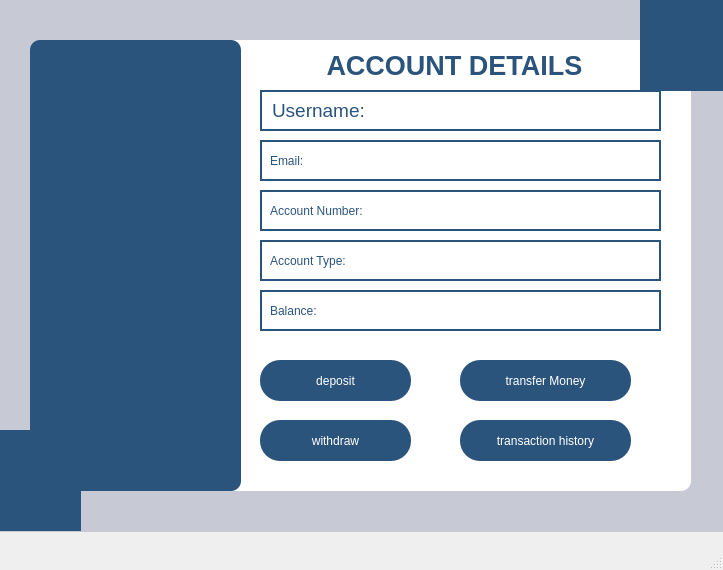
Old version of the form centralwindow.ui in the repository MuhammadUzzam/Bank_Management_System.
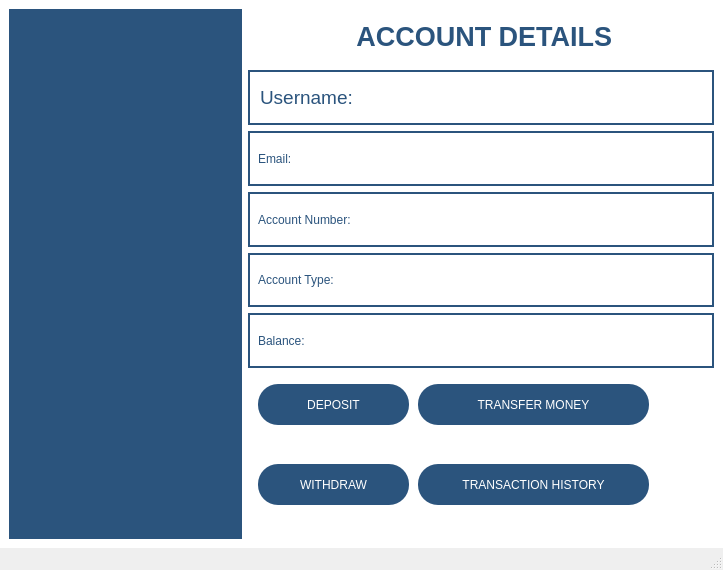
New version of the form. Icons and pictures are not drawn.

```diff
--- a/centralwindow.ui
+++ b/centralwindow.ui
@@ -17,330 +17,43 @@
    <string notr="true"/>
   </property>
   <widget class="QWidget" name="centralwidget">
-   <widget class="QLabel" name="label_13">
-    <property name="geometry">
-     <rect>
-      <x>600</x>
-      <y>370</y>
-      <width>21</width>
-      <height>21</height>
-     </rect>
-    </property>
-    <property name="text">
-     <string/>
-    </property>
-    <property name="pixmap">
-     <pixmap resource="images.qrc">:/new/prefix1/images/wmremove-transformed.png</pixmap>
-    </property>
-    <property name="scaledContents">
-     <bool>true</bool>
-    </property>
-   </widget>
-   <widget class="QPushButton" name="depositbtn">
-    <property name="geometry">
-     <rect>
-      <x>260</x>
-      <y>360</y>
-      <width>151</width>
-      <height>41</height>
-     </rect>
-    </property>
-    <property name="styleSheet">
-     <string notr="true">QPushButton{
-font: 12pt &quot;Microsoft Sans Serif&quot;;
-background-color:#2b547d;
-color:white;
-border-radius:20px;
-padding:7px 14px;
-}
-QPushButton:hover{
-background-color:rgb(41, 128, 185);
-}
-QPushButton:pressed{
-background-color:rgb(31, 97, 141);
-}</string>
-    </property>
-    <property name="text">
-     <string>deposit</string>
-    </property>
-   </widget>
-   <widget class="QPushButton" name="withdrawbtn">
-    <property name="geometry">
-     <rect>
-      <x>260</x>
-      <y>420</y>
-      <width>151</width>
-      <height>41</height>
-     </rect>
-    </property>
-    <property name="styleSheet">
-     <string notr="true">QPushButton{
-font: 12pt &quot;Microsoft Sans Serif&quot;;
-background-color:#2b547d;
-color:white;
-border-radius:20px;
-padding:7px 14px;
-}
-QPushButton:hover{
-background-color:rgb(41, 128, 185);
-}
-QPushButton:pressed{
-background-color:rgb(31, 97, 141);
-}</string>
-    </property>
-    <property name="text">
-     <string>withdraw</string>
-    </property>
-   </widget>
-   <widget class="QPushButton" name="transferbtn">
-    <property name="geometry">
-     <rect>
-      <x>460</x>
-      <y>360</y>
-      <width>171</width>
-      <height>41</height>
-     </rect>
-    </property>
-    <property name="styleSheet">
-     <string notr="true">QPushButton{
-font: 12pt &quot;Microsoft Sans Serif&quot;;
-background-color:#2b547d;
-color:white;
-border-radius:20px;
-padding:7px 14px;
-}
-QPushButton:hover{
-background-color:rgb(41, 128, 185);
-}
-QPushButton:pressed{
-background-color:rgb(31, 97, 141);
-}</string>
-    </property>
-    <property name="text">
-     <string>transfer Money</string>
-    </property>
-   </widget>
-   <widget class="QPushButton" name="transactionbtn">
-    <property name="geometry">
-     <rect>
-      <x>460</x>
-      <y>420</y>
-      <width>171</width>
-      <height>41</height>
-     </rect>
-    </property>
-    <property name="styleSheet">
-     <string notr="true">QPushButton{
-font: 12pt &quot;Microsoft Sans Serif&quot;;
-background-color:#2b547d;
-color:white;
-border-radius:20px;
-padding:7px 14px;
-}
-QPushButton:hover{
-background-color:rgb(41, 128, 185);
-}
-QPushButton:pressed{
-background-color:rgb(31, 97, 141);
-}</string>
-    </property>
-    <property name="text">
-     <string>transaction history</string>
-    </property>
-   </widget>
-   <widget class="QLabel" name="label">
-    <property name="geometry">
-     <rect>
-      <x>320</x>
-      <y>50</y>
-      <width>281</width>
-      <height>31</height>
-     </rect>
-    </property>
-    <property name="font">
-     <font>
-      <family>Arial</family>
-      <pointsize>20</pointsize>
-      <italic>false</italic>
-      <bold>true</bold>
-     </font>
-    </property>
-    <property name="styleSheet">
-     <string notr="true">QLabel{
+   <property name="styleSheet">
+    <string notr="true">background-color:white;
+</string>
+   </property>
+   <layout class="QGridLayout" name="gridLayout_2">
+    <item row="0" column="0">
+     <layout class="QGridLayout" name="gridLayout">
+      <item row="0" column="1" colspan="2">
+       <widget class="QLabel" name="label">
+        <property name="font">
+         <font>
+          <family>Arial</family>
+          <pointsize>20</pointsize>
+          <italic>false</italic>
+          <bold>true</bold>
+         </font>
+        </property>
+        <property name="styleSheet">
+         <string notr="true">QLabel{
 background-color:white;
 font: 700 20pt &quot;Arial&quot;;
-color:#2b547d;}</string>
-    </property>
-    <property name="text">
-     <string> ACCOUNT DETAILS</string>
-    </property>
-   </widget>
-   <widget class="QLabel" name="label_2">
-    <property name="geometry">
-     <rect>
-      <x>0</x>
-      <y>-9</y>
-      <width>731</width>
-      <height>541</height>
-     </rect>
-    </property>
-    <property name="styleSheet">
-     <string notr="true">QLabel{
-background-color:rgb(199, 201, 213);
+color:#2b547d;
+
 }</string>
-    </property>
-    <property name="text">
-     <string/>
-    </property>
-   </widget>
-   <widget class="QLabel" name="label_5">
-    <property name="geometry">
-     <rect>
-      <x>180</x>
-      <y>40</y>
-      <width>511</width>
-      <height>451</height>
-     </rect>
-    </property>
-    <property name="styleSheet">
-     <string notr="true">QLabel{
-background-color:rgb(255, 255, 255);
-border-radius:10px;
-}</string>
-    </property>
-    <property name="text">
-     <string/>
-    </property>
-   </widget>
-   <widget class="QLabel" name="label_3">
-    <property name="geometry">
-     <rect>
-      <x>30</x>
-      <y>40</y>
-      <width>211</width>
-      <height>451</height>
-     </rect>
-    </property>
-    <property name="styleSheet">
-     <string notr="true">border-radius:10px;
-background-color:#2b547d;</string>
-    </property>
-    <property name="text">
-     <string/>
-    </property>
-   </widget>
-   <widget class="QLabel" name="label_6">
-    <property name="geometry">
-     <rect>
-      <x>640</x>
-      <y>0</y>
-      <width>91</width>
-      <height>91</height>
-     </rect>
-    </property>
-    <property name="styleSheet">
-     <string notr="true">QLabel{
-background-color:#2b547d;
-}</string>
-    </property>
-    <property name="text">
-     <string/>
-    </property>
-   </widget>
-   <widget class="QLabel" name="label_11">
-    <property name="geometry">
-     <rect>
-      <x>40</x>
-      <y>180</y>
-      <width>191</width>
-      <height>121</height>
-     </rect>
-    </property>
-    <property name="text">
-     <string/>
-    </property>
-    <property name="pixmap">
-     <pixmap resource="images.qrc">:/new/prefix1/images/wmremove-transformed.png</pixmap>
-    </property>
-    <property name="scaledContents">
-     <bool>true</bool>
-    </property>
-   </widget>
-   <widget class="QLabel" name="label_15">
-    <property name="geometry">
-     <rect>
-      <x>660</x>
-      <y>20</y>
-      <width>51</width>
-      <height>51</height>
-     </rect>
-    </property>
-    <property name="text">
-     <string/>
-    </property>
-    <property name="pixmap">
-     <pixmap resource="images.qrc">:/new/prefix1/images/wmremove-transformed.png</pixmap>
-    </property>
-    <property name="scaledContents">
-     <bool>true</bool>
-    </property>
-   </widget>
-   <widget class="QLabel" name="label_7">
-    <property name="geometry">
-     <rect>
-      <x>-10</x>
-      <y>430</y>
-      <width>91</width>
-      <height>101</height>
-     </rect>
-    </property>
-    <property name="styleSheet">
-     <string notr="true">QLabel{
-background-color:#2b547d;
-}</string>
-    </property>
-    <property name="text">
-     <string/>
-    </property>
-   </widget>
-   <widget class="QLabel" name="label_16">
-    <property name="geometry">
-     <rect>
-      <x>10</x>
-      <y>460</y>
-      <width>51</width>
-      <height>51</height>
-     </rect>
-    </property>
-    <property name="text">
-     <string/>
-    </property>
-    <property name="pixmap">
-     <pixmap resource="images.qrc">:/new/prefix1/images/wmremove-transformed.png</pixmap>
-    </property>
-    <property name="scaledContents">
-     <bool>true</bool>
-    </property>
-   </widget>
-   <widget class="QLabel" name="username_label">
-    <property name="geometry">
-     <rect>
-      <x>260</x>
-      <y>90</y>
-      <width>401</width>
-      <height>41</height>
-     </rect>
-    </property>
-    <property name="font">
-     <font>
-      <family>Microsoft Sans Serif</family>
-      <pointsize>14</pointsize>
-      <italic>false</italic>
-      <bold>false</bold>
-     </font>
-    </property>
-    <property name="styleSheet">
-     <string notr="true">QLabel{
+        </property>
+        <property name="text">
+         <string> ACCOUNT DETAILS</string>
+        </property>
+        <property name="alignment">
+         <set>Qt::AlignmentFlag::AlignCenter</set>
+        </property>
+       </widget>
+      </item>
+      <item row="4" column="1" colspan="2">
+       <widget class="QLabel" name="acc_type_label">
+        <property name="styleSheet">
+         <string notr="true">QLabel{
 font: 14pt &quot;Microsoft Sans Serif&quot;;
 background-color: rgb(255, 255, 255);
 color:rgb(43, 84, 125);
@@ -358,22 +71,16 @@
     background-color: rgb(230, 247, 255); /* Light blue background */
 }
 </string>
-    </property>
-    <property name="text">
-     <string>Username: </string>
-    </property>
-   </widget>
-   <widget class="QLabel" name="email_label">
-    <property name="geometry">
-     <rect>
-      <x>260</x>
-      <y>140</y>
-      <width>401</width>
-      <height>41</height>
-     </rect>
-    </property>
-    <property name="styleSheet">
-     <string notr="true">QLabel{
+        </property>
+        <property name="text">
+         <string>Account Type: </string>
+        </property>
+       </widget>
+      </item>
+      <item row="5" column="1" colspan="2">
+       <widget class="QLabel" name="balance_label">
+        <property name="styleSheet">
+         <string notr="true">QLabel{
 font: 14pt &quot;Microsoft Sans Serif&quot;;
 background-color: rgb(255, 255, 255);
 color:rgb(43, 84, 125);
@@ -391,22 +98,16 @@
     background-color: rgb(230, 247, 255); /* Light blue background */
 }
 </string>
-    </property>
-    <property name="text">
-     <string>Email: </string>
-    </property>
-   </widget>
-   <widget class="QLabel" name="account_no_label">
-    <property name="geometry">
-     <rect>
-      <x>260</x>
-      <y>190</y>
-      <width>401</width>
-      <height>41</height>
-     </rect>
-    </property>
-    <property name="styleSheet">
-     <string notr="true">QLabel{
+        </property>
+        <property name="text">
+         <string>Balance:</string>
+        </property>
+       </widget>
+      </item>
+      <item row="2" column="1" colspan="2">
+       <widget class="QLabel" name="email_label">
+        <property name="styleSheet">
+         <string notr="true">QLabel{
 font: 14pt &quot;Microsoft Sans Serif&quot;;
 background-color: rgb(255, 255, 255);
 color:rgb(43, 84, 125);
@@ -424,22 +125,16 @@
     background-color: rgb(230, 247, 255); /* Light blue background */
 }
 </string>
-    </property>
-    <property name="text">
-     <string>Account Number: </string>
-    </property>
-   </widget>
-   <widget class="QLabel" name="acc_type_label">
-    <property name="geometry">
-     <rect>
-      <x>260</x>
-      <y>240</y>
-      <width>401</width>
-      <height>41</height>
-     </rect>
-    </property>
-    <property name="styleSheet">
-     <string notr="true">QLabel{
+        </property>
+        <property name="text">
+         <string>Email: </string>
+        </property>
+       </widget>
+      </item>
+      <item row="3" column="1" colspan="2">
+       <widget class="QLabel" name="account_no_label">
+        <property name="styleSheet">
+         <string notr="true">QLabel{
 font: 14pt &quot;Microsoft Sans Serif&quot;;
 background-color: rgb(255, 255, 255);
 color:rgb(43, 84, 125);
@@ -457,22 +152,24 @@
     background-color: rgb(230, 247, 255); /* Light blue background */
 }
 </string>
-    </property>
-    <property name="text">
-     <string>Account Type: </string>
-    </property>
-   </widget>
-   <widget class="QLabel" name="balance_label">
-    <property name="geometry">
-     <rect>
-      <x>260</x>
-      <y>290</y>
-      <width>401</width>
-      <height>41</height>
-     </rect>
-    </property>
-    <property name="styleSheet">
-     <string notr="true">QLabel{
+        </property>
+        <property name="text">
+         <string>Account Number: </string>
+        </property>
+       </widget>
+      </item>
+      <item row="1" column="1" colspan="2">
+       <widget class="QLabel" name="username_label">
+        <property name="font">
+         <font>
+          <family>Microsoft Sans Serif</family>
+          <pointsize>14</pointsize>
+          <italic>false</italic>
+          <bold>false</bold>
+         </font>
+        </property>
+        <property name="styleSheet">
+         <string notr="true">QLabel{
 font: 14pt &quot;Microsoft Sans Serif&quot;;
 background-color: rgb(255, 255, 255);
 color:rgb(43, 84, 125);
@@ -490,30 +187,171 @@
     background-color: rgb(230, 247, 255); /* Light blue background */
 }
 </string>
-    </property>
-    <property name="text">
-     <string>Balance:</string>
-    </property>
-   </widget>
-   <zorder>label_2</zorder>
-   <zorder>label_13</zorder>
-   <zorder>label_5</zorder>
-   <zorder>label</zorder>
-   <zorder>label_3</zorder>
-   <zorder>label_11</zorder>
-   <zorder>depositbtn</zorder>
-   <zorder>withdrawbtn</zorder>
-   <zorder>transferbtn</zorder>
-   <zorder>transactionbtn</zorder>
-   <zorder>label_6</zorder>
-   <zorder>label_15</zorder>
-   <zorder>label_7</zorder>
-   <zorder>label_16</zorder>
-   <zorder>username_label</zorder>
-   <zorder>email_label</zorder>
-   <zorder>account_no_label</zorder>
-   <zorder>acc_type_label</zorder>
-   <zorder>balance_label</zorder>
+        </property>
+        <property name="text">
+         <string>Username: </string>
+        </property>
+       </widget>
+      </item>
+      <item row="6" column="1" rowspan="3" colspan="2">
+       <widget class="QWidget" name="widget" native="true">
+        <property name="sizePolicy">
+         <sizepolicy hsizetype="Expanding" vsizetype="Expanding">
+          <horstretch>0</horstretch>
+          <verstretch>0</verstretch>
+         </sizepolicy>
+        </property>
+        <widget class="QPushButton" name="transferbtn">
+         <property name="geometry">
+          <rect>
+           <x>170</x>
+           <y>10</y>
+           <width>231</width>
+           <height>41</height>
+          </rect>
+         </property>
+         <property name="sizePolicy">
+          <sizepolicy hsizetype="Expanding" vsizetype="Fixed">
+           <horstretch>0</horstretch>
+           <verstretch>0</verstretch>
+          </sizepolicy>
+         </property>
+         <property name="styleSheet">
+          <string notr="true">QPushButton{
+font: 12pt &quot;Microsoft Sans Serif&quot;;
+background-color:#2b547d;
+color:white;
+border-radius:20px;
+padding:7px 14px;
+}
+QPushButton:hover{
+background-color:rgb(41, 128, 185);
+}
+QPushButton:pressed{
+background-color:rgb(31, 97, 141);
+}</string>
+         </property>
+         <property name="text">
+          <string>TRANSFER MONEY</string>
+         </property>
+        </widget>
+        <widget class="QPushButton" name="transactionbtn">
+         <property name="geometry">
+          <rect>
+           <x>170</x>
+           <y>90</y>
+           <width>231</width>
+           <height>41</height>
+          </rect>
+         </property>
+         <property name="sizePolicy">
+          <sizepolicy hsizetype="Expanding" vsizetype="Fixed">
+           <horstretch>0</horstretch>
+           <verstretch>0</verstretch>
+          </sizepolicy>
+         </property>
+         <property name="styleSheet">
+          <string notr="true">QPushButton{
+font: 12pt &quot;Microsoft Sans Serif&quot;;
+background-color:#2b547d;
+color:white;
+border-radius:20px;
+padding:7px 14px;
+}
+QPushButton:hover{
+background-color:rgb(41, 128, 185);
+}
+QPushButton:pressed{
+background-color:rgb(31, 97, 141);
+}</string>
+         </property>
+         <property name="text">
+          <string>TRANSACTION HISTORY</string>
+         </property>
+        </widget>
+        <widget class="QPushButton" name="depositbtn">
+         <property name="geometry">
+          <rect>
+           <x>10</x>
+           <y>10</y>
+           <width>151</width>
+           <height>41</height>
+          </rect>
+         </property>
+         <property name="sizePolicy">
+          <sizepolicy hsizetype="Expanding" vsizetype="Fixed">
+           <horstretch>0</horstretch>
+           <verstretch>0</verstretch>
+          </sizepolicy>
+         </property>
+         <property name="styleSheet">
+          <string notr="true">QPushButton{
+font: 12pt &quot;Microsoft Sans Serif&quot;;
+background-color:#2b547d;
+color:white;
+border-radius:20px;
+padding:7px 14px;
+}
+QPushButton:hover{
+background-color:rgb(41, 128, 185);
+}
+QPushButton:pressed{
+background-color:rgb(31, 97, 141);
+}</string>
+         </property>
+         <property name="text">
+          <string>DEPOSIT</string>
+         </property>
+        </widget>
+        <widget class="QPushButton" name="withdrawbtn">
+         <property name="geometry">
+          <rect>
+           <x>10</x>
+           <y>90</y>
+           <width>151</width>
+           <height>41</height>
+          </rect>
+         </property>
+         <property name="sizePolicy">
+          <sizepolicy hsizetype="Expanding" vsizetype="Fixed">
+           <horstretch>0</horstretch>
+           <verstretch>0</verstretch>
+          </sizepolicy>
+         </property>
+         <property name="styleSheet">
+          <string notr="true">QPushButton{
+font: 12pt &quot;Microsoft Sans Serif&quot;;
+background-color:#2b547d;
+color:white;
+border-radius:20px;
+padding:7px 14px;
+}
+QPushButton:hover{
+background-color:rgb(41, 128, 185);
+}
+QPushButton:pressed{
+background-color:rgb(31, 97, 141);
+}</string>
+         </property>
+         <property name="text">
+          <string>WITHDRAW</string>
+         </property>
+        </widget>
+       </widget>
+      </item>
+      <item row="0" column="0" rowspan="9">
+       <widget class="QLabel" name="label_3">
+        <property name="styleSheet">
+         <string notr="true">background-color:#2b547d;</string>
+        </property>
+        <property name="text">
+         <string/>
+        </property>
+       </widget>
+      </item>
+     </layout>
+    </item>
+   </layout>
   </widget>
   <widget class="QMenuBar" name="menubar">
    <property name="geometry">
```
Left out of the diff: 6 changed lines with no effect on the pictures.
